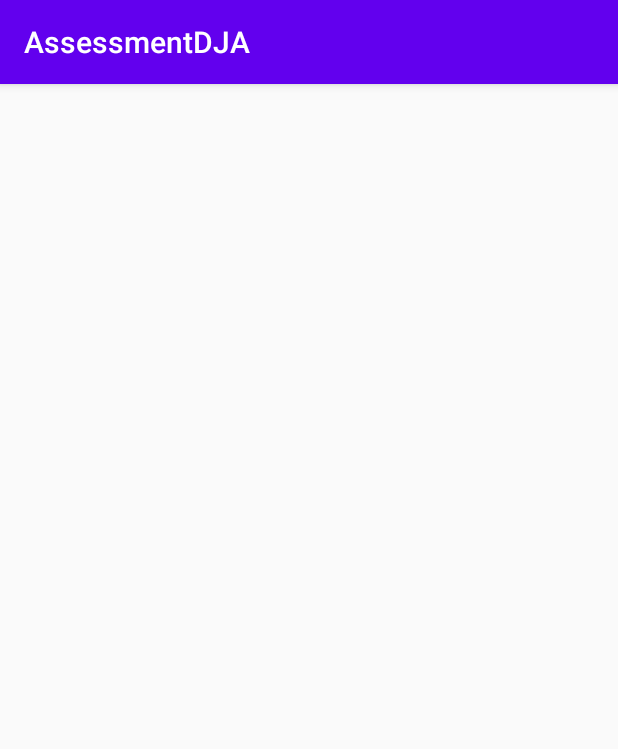
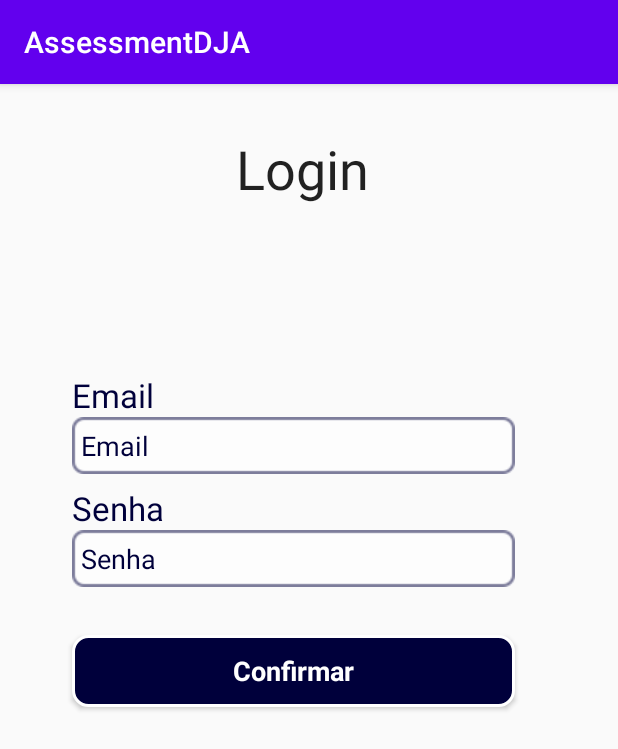
Before and after one commit to MTevangelista/AssessmentDJA, an Android app: the LoginActivity screen opened directly, with no data from a screen before it, on a phone screen of 412 x 824 dp. Shown: the top 749 px of the screen. Run offline under Robolectric (Android 15) with nearby library versions, the phone set to English and light mode, and no system bars.

Commit message:
Cria o front-end da tela de login

```diff
--- a/app/src/main/res/layout/activity_login.xml
+++ b/app/src/main/res/layout/activity_login.xml
@@ -6,4 +6,85 @@
     android:layout_height="match_parent"
     tools:context=".LoginActivity">
 
+    <EditText
+        android:id="@+id/editText_email"
+        android:layout_width="0dp"
+        android:layout_height="wrap_content"
+        android:background="@drawable/edittext_bg"
+        android:ems="10"
+        android:hint="Email "
+        android:inputType="textEmailAddress"
+        android:padding="6dp"
+        android:paddingLeft="6dp"
+        android:paddingRight="6dp"
+        android:textAppearance="@style/TextAppearance.AppCompat.Medium"
+        android:textColorHint="@color/colorBackground"
+        app:layout_constraintStart_toStartOf="@+id/textView"
+        app:layout_constraintTop_toBottomOf="@+id/textView" />
+
+    <EditText
+        android:id="@+id/editText_senha"
+        android:layout_width="0dp"
+        android:layout_height="wrap_content"
+        android:background="@drawable/edittext_bg"
+        android:ems="10"
+        android:hint="Senha"
+        android:inputType="textPassword"
+        android:padding="6dp"
+        android:paddingLeft="6dp"
+        android:paddingRight="6dp"
+        android:textAppearance="@style/TextAppearance.AppCompat.Medium"
+        android:textColorHint="@color/colorBackground"
+        app:layout_constraintStart_toStartOf="@+id/textView2"
+        app:layout_constraintTop_toBottomOf="@+id/textView2" />
+
+    <Button
+        android:id="@+id/button_Logar"
+        android:layout_width="0dp"
+        android:layout_height="wrap_content"
+        android:layout_marginTop="32dp"
+        android:background="@drawable/button_custom"
+        android:text="Confirmar"
+        android:textAppearance="@style/TextAppearance.AppCompat.Medium"
+        android:textColor="@color/colorWhite"
+        android:textStyle="bold"
+        app:layout_constraintEnd_toEndOf="@+id/editText_senha"
+        app:layout_constraintStart_toStartOf="@+id/editText_senha"
+        app:layout_constraintTop_toBottomOf="@+id/editText_senha" />
+
+    <TextView
+        android:id="@+id/textView"
+        android:layout_width="0dp"
+        android:layout_height="wrap_content"
+        android:layout_marginStart="48dp"
+        android:layout_marginTop="112dp"
+        android:text="Email "
+        android:textAppearance="@style/TextAppearance.AppCompat.Large"
+        android:textColor="@color/colorBackground"
+        app:layout_constraintStart_toStartOf="parent"
+        app:layout_constraintTop_toBottomOf="@+id/textView3" />
+
+    <TextView
+        android:id="@+id/textView2"
+        android:layout_width="0dp"
+        android:layout_height="wrap_content"
+        android:layout_marginTop="8dp"
+        android:text="Senha"
+        android:textAppearance="@style/TextAppearance.AppCompat.Large"
+        android:textColor="@color/colorBackground"
+        app:layout_constraintStart_toStartOf="@+id/textView"
+        app:layout_constraintTop_toBottomOf="@+id/editText_email" />
+
+    <TextView
+        android:id="@+id/textView3"
+        android:layout_width="wrap_content"
+        android:layout_height="wrap_content"
+        android:layout_marginTop="32dp"
+        android:text="Login "
+        android:textAppearance="@style/TextAppearance.AppCompat.Large"
+        android:textSize="36sp"
+        app:layout_constraintEnd_toEndOf="parent"
+        app:layout_constraintStart_toStartOf="parent"
+        app:layout_constraintTop_toTopOf="parent" />
+
 </androidx.constraintlayout.widget.ConstraintLayout>
```
